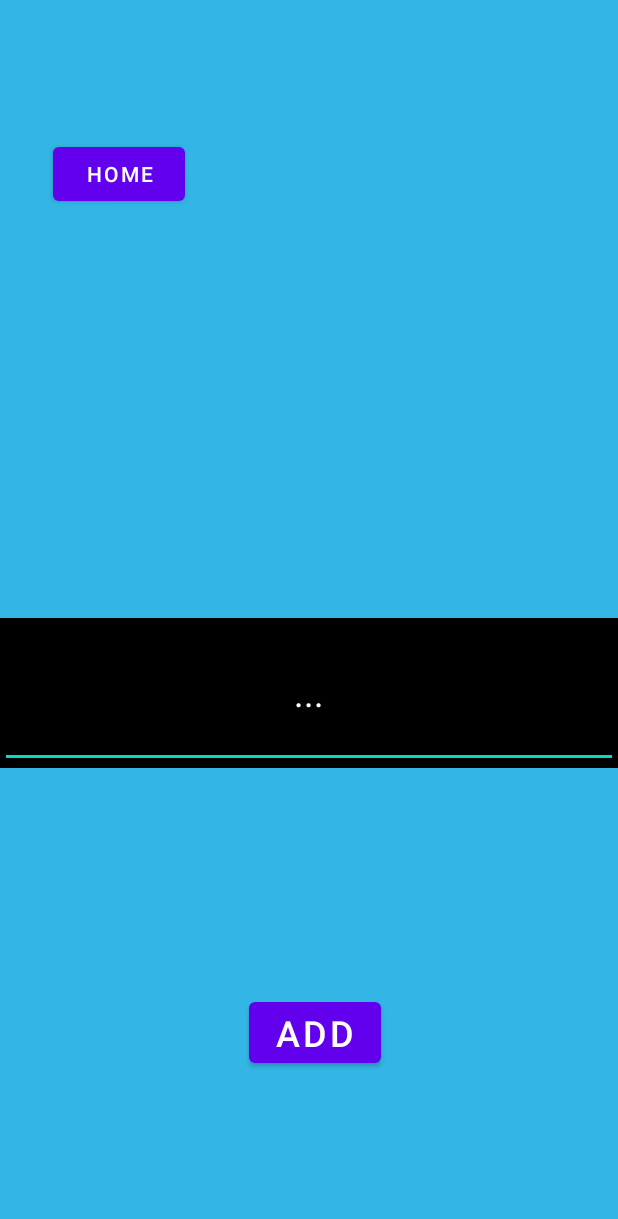
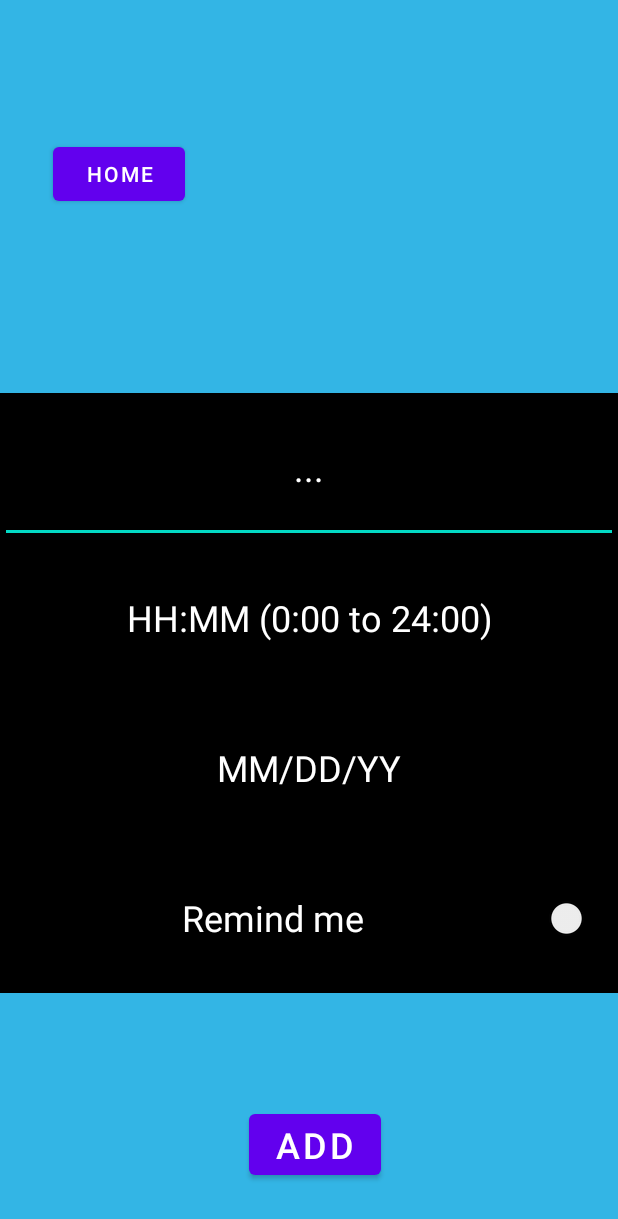
Before and after one commit to jkapp610/-Health-Track-Android-App, an Android app: the layout activity_new_profile.xml on its own in the app's theme, with its tools: preview values and no code run, on a phone screen of 412 x 824 dp. Shown: the top 1219 px of the screen. Run offline under Robolectric (Android 15) with nearby library versions, the phone set to English and light mode, and no system bars.

Commit message:
Medical profile screen in progress.
- new screen adjusts fields based on type (selected from button press)

```diff
--- a/app/src/main/res/layout/activity_new_profile.xml
+++ b/app/src/main/res/layout/activity_new_profile.xml
@@ -79,6 +79,42 @@
             android:textColorHint="#FFFFFF"
             android:textSize="24sp" />
 
+        <EditText
+            android:id="@+id/editTextTime"
+            android:layout_width="match_parent"
+            android:layout_height="100dp"
+            android:autofillHints=""
+            android:ems="10"
+            android:hint="@string/hint_1"
+            android:inputType="time"
+            android:textAlignment="center"
+            android:textColor="#FFFFFF"
+            android:textColorHint="#FFFFFF"
+            android:textSize="24sp" />
+
+        <EditText
+            android:id="@+id/editTextDate"
+            android:layout_width="match_parent"
+            android:layout_height="100dp"
+            android:autofillHints=""
+            android:ems="10"
+            android:hint="@string/hint_0"
+            android:inputType="date"
+            android:textAlignment="center"
+            android:textColor="#FFFFFF"
+            android:textColorHint="#FFFFFF"
+            android:textSize="24sp" />
+
+        <Switch
+            android:id="@+id/remindSwitch"
+            android:layout_width="match_parent"
+            android:layout_height="100dp"
+            android:text="@string/sw0_name"
+            android:textAlignment="center"
+            android:textColor="#FFFFFF"
+            android:textSize="24sp"
+            tools:ignore="UseSwitchCompatOrMaterialXml" />
+
     </LinearLayout>
 
 </androidx.constraintlayout.widget.ConstraintLayout>
```
Also changed, not shown: app/src/main/java/com/example/healthtrack/NewProfileActivity.java (+30 -1 lines), app/src/main/res/layout/activity_profile.xml (+13 -13 lines).
